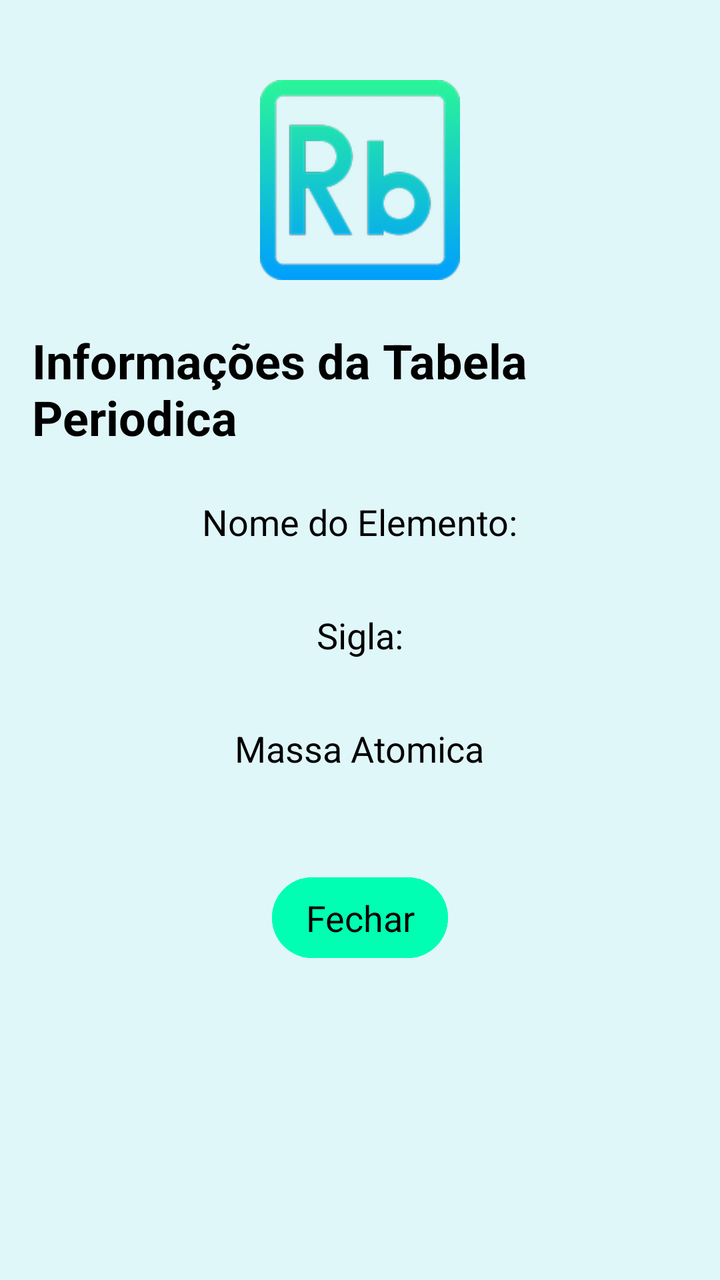
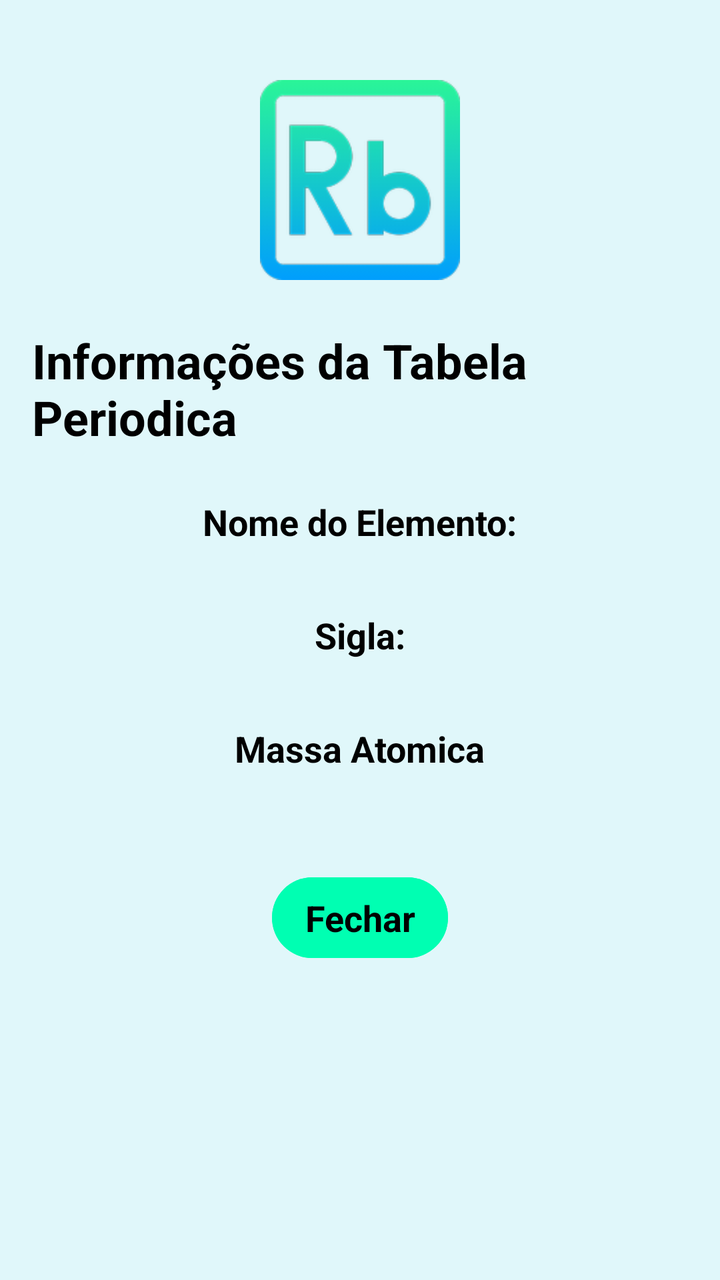

The first picture is an Android layout as it rendered before a commit; the second is the same layout after the commit. The layout source and the unified diff follow.
<!-- AndroidManifest.xml: application theme Theme.ErmesonBalbinotAndrade -->
<!-- res/layout/dialog_rubidio.xml -->
<?xml version="1.0" encoding="utf-8"?>
<LinearLayout xmlns:android="http://schemas.android.com/apk/res/android"
    android:orientation="vertical"
    android:layout_width="match_parent"
    android:layout_height="wrap_content"
    android:background="@color/branco_azul"
    android:padding="16dp"
    android:gravity="center_horizontal">

    <ImageView
        android:layout_width="100dp"
        android:layout_height="100dp"
        android:src="@drawable/ic_rubidio"
        android:layout_marginTop="24dp"
        android:layout_marginBottom="24dp"/>

    <TextView
        android:layout_width="wrap_content"
        android:layout_height="wrap_content"
        android:text="@string/informa_es_da_tabela_periodica"
        android:textAppearance="@style/TextAppearance.AppCompat.Headline"
        android:textColor="@color/black"
        android:textStyle="bold"
        android:layout_marginBottom="16dp" />

    <TextView
        android:layout_width="wrap_content"
        android:layout_height="wrap_content"
        android:text="@string/nome_do_elemento"
        android:textAppearance="@style/TextAppearance.AppCompat.Medium"
        android:textColor="@color/black"
        android:layout_marginTop="8dp" />

    <TextView
        android:layout_width="match_parent"
        android:layout_height="wrap_content"
        android:id="@+id/textViewNomeRubidio"
        android:textAppearance="@style/TextAppearance.AppCompat.Medium"
        android:textColor="@color/black"
        android:paddingStart="8dp" />

    <TextView
        android:layout_width="wrap_content"
        android:layout_height="wrap_content"
        android:text="@string/sigla"
        android:textAppearance="@style/TextAppearance.AppCompat.Medium"
        android:textColor="@color/black"
        android:layout_marginTop="8dp" />

    <TextView
        android:layout_width="match_parent"
        android:layout_height="wrap_content"
        android:id="@+id/textViewSiglaRubidio"
        android:textAppearance="@style/TextAppearance.AppCompat.Medium"
        android:textColor="@color/black"
        android:paddingStart="8dp" />

    <TextView
        android:layout_width="wrap_content"
        android:layout_height="wrap_content"
        android:text="@string/massa_atomica"
        android:textAppearance="@style/TextAppearance.AppCompat.Medium"
        android:textColor="@color/black"
        android:layout_marginTop="8dp" />

    <TextView
        android:layout_width="match_parent"
        android:layout_height="wrap_content"
        android:id="@+id/textViewMassaAtomicaRubidio"
        android:textAppearance="@style/TextAppearance.AppCompat.Medium"
        android:textColor="@color/black"
        android:paddingStart="8dp" />


    <Button
        android:layout_width="wrap_content"
        android:layout_height="wrap_content"
        android:id="@+id/buttonFechar"
        android:text="@string/fechar"
        android:textColor="@color/black"
        android:backgroundTint="@color/green"
        android:textAppearance="@style/TextAppearance.AppCompat.Medium"
        android:layout_marginTop="24dp"
        android:padding="8dp" />


</LinearLayout>
<!-- resources referenced by this layout -->
<resources>
  <color name="black">#FF000000</color>
  <color name="branco_azul">#E0F7FA</color>
  <color name="green">#00FFB2</color>
  <!-- drawable ic_rubidio: png bitmap (drawable-hdpi, 6440 bytes) -->
  <string name="fechar">Fechar</string>
  <string name="informa_es_da_tabela_periodica">Informações da Tabela Periodica</string>
  <string name="massa_atomica">Massa Atomica</string>
  <string name="nome_do_elemento">Nome do Elemento:</string>
  <string name="sigla">Sigla:</string>
  <style name="Theme.ErmesonBalbinotAndrade" parent="Base.Theme.ErmesonBalbinotAndrade" />
  <style name="Base.Theme.ErmesonBalbinotAndrade" parent="Theme.Material3.DayNight.NoActionBar">
          
          
      </style>
</resources>

<!-- the commit's change to res/layout/dialog_rubidio.xml (unified diff, before → after) -->
@@ -29,6 +29,7 @@
         android:text="@string/nome_do_elemento"
         android:textAppearance="@style/TextAppearance.AppCompat.Medium"
         android:textColor="@color/black"
+        android:textStyle="bold"
         android:layout_marginTop="8dp" />
 
     <TextView
@@ -36,7 +37,8 @@
         android:layout_height="wrap_content"
         android:id="@+id/textViewNomeRubidio"
         android:textAppearance="@style/TextAppearance.AppCompat.Medium"
-        android:textColor="@color/black"
+        android:textColor="@color/azul"
+        android:gravity="center"
         android:paddingStart="8dp" />
 
     <TextView
@@ -45,6 +47,7 @@
         android:text="@string/sigla"
         android:textAppearance="@style/TextAppearance.AppCompat.Medium"
         android:textColor="@color/black"
+        android:textStyle="bold"
         android:layout_marginTop="8dp" />
 
     <TextView
@@ -52,7 +55,8 @@
         android:layout_height="wrap_content"
         android:id="@+id/textViewSiglaRubidio"
         android:textAppearance="@style/TextAppearance.AppCompat.Medium"
-        android:textColor="@color/black"
+        android:textColor="@color/azul"
+        android:gravity="center"
         android:paddingStart="8dp" />
 
     <TextView
@@ -61,6 +65,7 @@
         android:text="@string/massa_atomica"
         android:textAppearance="@style/TextAppearance.AppCompat.Medium"
         android:textColor="@color/black"
+        android:textStyle="bold"
         android:layout_marginTop="8dp" />
 
     <TextView
@@ -68,7 +73,8 @@
         android:layout_height="wrap_content"
         android:id="@+id/textViewMassaAtomicaRubidio"
         android:textAppearance="@style/TextAppearance.AppCompat.Medium"
-        android:textColor="@color/black"
+        android:textColor="@color/azul"
+        android:gravity="center"
         android:paddingStart="8dp" />
 
 
@@ -81,6 +87,7 @@
         android:backgroundTint="@color/green"
         android:textAppearance="@style/TextAppearance.AppCompat.Medium"
         android:layout_marginTop="24dp"
+        android:textStyle="bold"
         android:padding="8dp" />
 
 
<!-- resource entries referenced after the edit -->
@@ -1,5 +1,6 @@
 <!-- resources referenced by this layout -->
 <resources>
+  <color name="azul">#00A4FF</color>
   <color name="black">#FF000000</color>
   <color name="branco_azul">#E0F7FA</color>
   <color name="green">#00FFB2</color>
